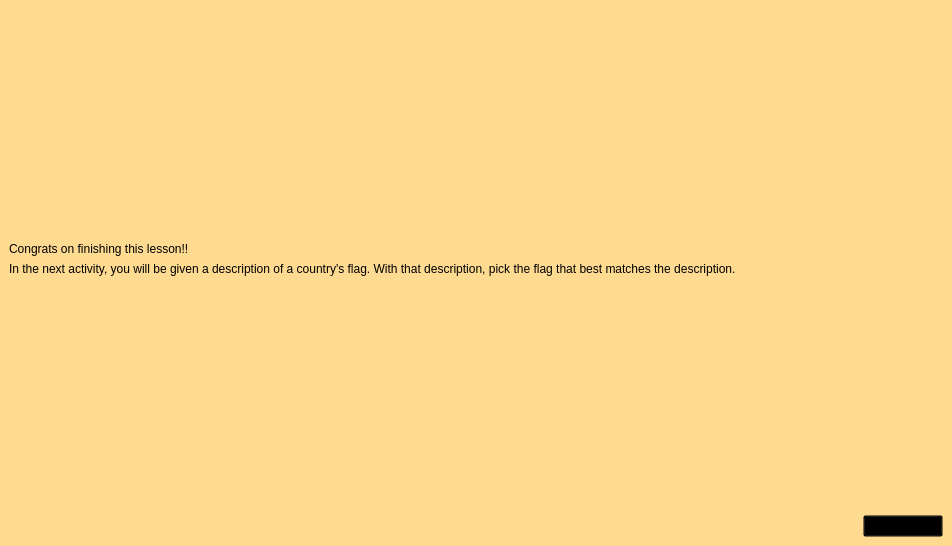
This is meaningfulsymbolismlesson.ui in zxjorge/EDApp as Qt 5 draws it before an edit. The edited form follows.
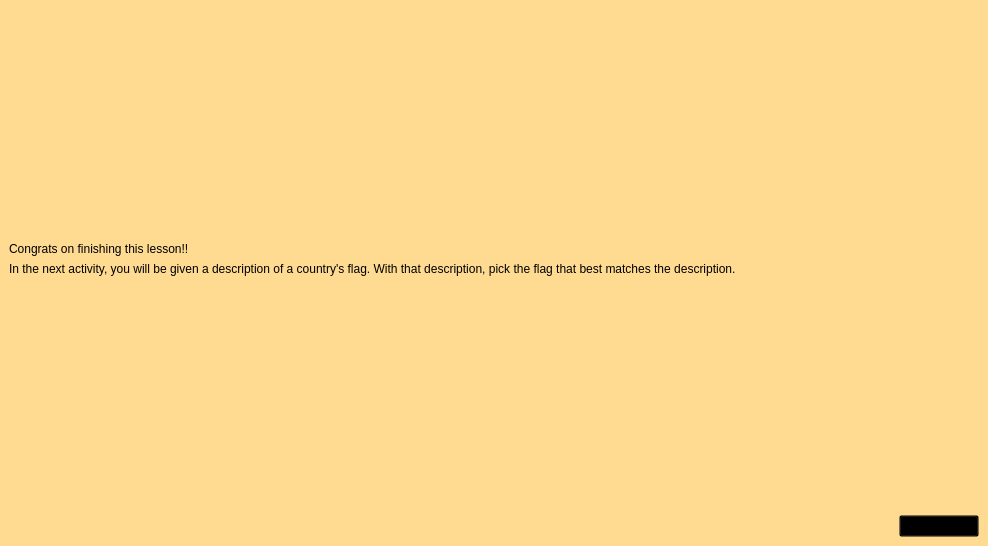
This is the edited form. The open tabs and pages were chosen to show the change. Icons and pictures are not drawn. Custom widgets are drawn as their Qt base class.

Patch:
```diff
--- a/meaningfulsymbolismlesson.ui
+++ b/meaningfulsymbolismlesson.ui
@@ -6,7 +6,7 @@
    <rect>
     <x>0</x>
     <y>0</y>
-    <width>952</width>
+    <width>988</width>
     <height>546</height>
    </rect>
   </property>
```
Left out of the diff: 2 changed lines with no effect on the pictures.
